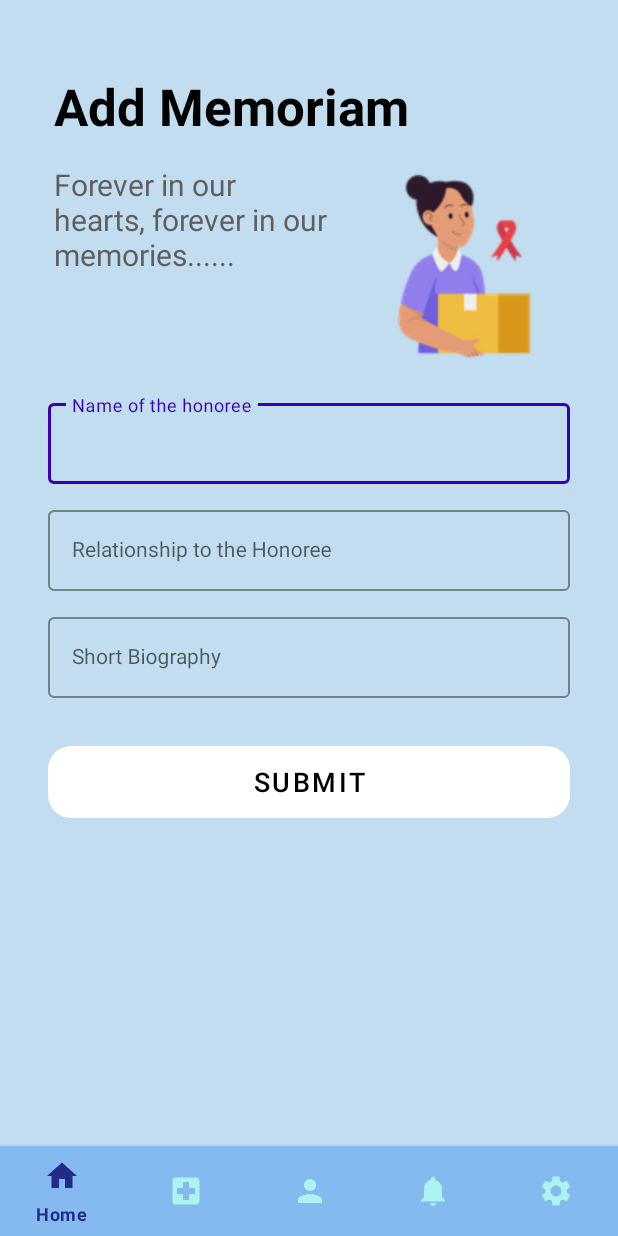
After one commit to YasiraBanuka/DonateMate, an Android app: the AddMemoriam screen opened directly, with no data from a screen before it, on a phone screen of 412 x 824 dp. The commit adds this screen. Run offline under Robolectric (Android 15) with nearby library versions, the phone set to English and light mode, and no system bars; our stand-ins replace Firebase (no records; nobody signed in at launch, a user with empty details on screens opened directly); Roboto replaces fonts that are not available here.

Commit message:
create, retrieve done

```diff
--- a/app/build.gradle
+++ b/app/build.gradle
@@ -46,6 +46,7 @@ dependencies {
     implementation 'com.google.firebase:firebase-database-ktx:20.1.0'
     implementation 'com.google.firebase:firebase-database:20.0.4'
     implementation 'com.google.firebase:firebase-firestore-ktx:24.4.4'
+    implementation 'androidx.core:core-ktx:+'
     testImplementation 'junit:junit:4.13.2'
     androidTestImplementation 'androidx.test.ext:junit:1.1.5'
     androidTestImplementation 'androidx.test.espresso:espresso-core:3.5.1'
--- /dev/null
+++ b/app/src/main/java/com/example/donatemate/AddMemoriam.kt
@@ -0,0 +1,49 @@
+package com.example.donatemate
+
+import androidx.appcompat.app.AppCompatActivity
+import android.os.Bundle
+import android.widget.Toast
+import com.example.donatemate.databinding.ActivityAddMemoriamBinding
+import com.example.donatemate.model.MemoriamData
+import com.google.firebase.database.DatabaseReference
+import com.google.firebase.database.FirebaseDatabase
+
+class AddMemoriam : AppCompatActivity() {
+
+    private lateinit var binding: ActivityAddMemoriamBinding
+    private lateinit var databaseReference: DatabaseReference
+
+    override fun onCreate(savedInstanceState: Bundle?) {
+        super.onCreate(savedInstanceState)
+        binding = ActivityAddMemoriamBinding.inflate(layoutInflater)
+        setContentView(binding.root)
+
+        binding.submitBtn.setOnClickListener {
+            val name = binding.hName.text.toString().trim()
+            val relationship = binding.hRelationship.text.toString().trim()
+            val bio = binding.hBio.text.toString().trim()
+
+            // Check if any input field is empty
+            if (name.isEmpty() || relationship.isEmpty() || bio.isEmpty()) {
+                Toast.makeText(this, "Please fill all the fields", Toast.LENGTH_LONG).show()
+                return@setOnClickListener
+            }
+
+            databaseReference = FirebaseDatabase.getInstance().getReference("Memoriam")
+            val id = databaseReference.push().key // generate a unique id for the medicine
+            val memo = MemoriamData(id!!, name, relationship, bio) // create a new medicine with the generated id
+
+            // add the new medicine to the database
+            databaseReference.child(id).setValue(memo).addOnSuccessListener {
+                binding.hName.text?.clear()
+                binding.hRelationship.text?.clear()
+                binding.hBio.text?.clear()
+
+                Toast.makeText(this, "Data inserted Successfully", Toast.LENGTH_LONG).show()
+
+            }.addOnFailureListener {
+                Toast.makeText(this, "Something went wrong!!", Toast.LENGTH_LONG).show()
+            }
+        }
+    }
+}
--- a/app/src/main/java/com/example/donatemate/SignInActivity.kt
+++ b/app/src/main/java/com/example/donatemate/SignInActivity.kt
@@ -24,6 +24,7 @@ class SignInActivity : AppCompatActivity() {
         binding.textView.setOnClickListener {
 
             val intent = Intent(this, SignUpActivity::class.java)
+//            val intent = Intent(this, AddMemoriam::class.java)
 
             startActivity(intent)
         }
--- /dev/null
+++ b/app/src/main/res/layout/activity_add_memoriam.xml
@@ -0,0 +1,165 @@
+<?xml version="1.0" encoding="utf-8"?>
+<androidx.constraintlayout.widget.ConstraintLayout
+    xmlns:android="http://schemas.android.com/apk/res/android"
+    xmlns:app="http://schemas.android.com/apk/res-auto"
+    xmlns:tools="http://schemas.android.com/tools"
+    android:layout_width="match_parent"
+    android:layout_height="match_parent"
+    android:background="#C1DDEF"
+    tools:context=".AddMemoriam">
+
+
+    <TextView
+        android:id="@+id/txt_addAv_title_1"
+        android:layout_width="wrap_content"
+        android:layout_height="wrap_content"
+        android:layout_marginStart="16dp"
+        android:layout_marginTop="48dp"
+        android:text="Add Memoriam"
+        android:textColor="@color/black"
+        android:textSize="34sp"
+        android:textStyle="bold"
+        app:layout_constraintEnd_toEndOf="parent"
+        app:layout_constraintHorizontal_bias="0.127"
+        app:layout_constraintStart_toStartOf="parent"
+        app:layout_constraintTop_toTopOf="parent" />
+
+    <TextView
+        android:id="@+id/txt_addAv_tagline"
+        android:layout_width="189dp"
+        android:layout_height="wrap_content"
+        android:layout_marginTop="16dp"
+        android:text="Forever in our hearts, forever in our memories......"
+        android:textColor="#605E5E"
+        android:textSize="20sp"
+        app:layout_constraintStart_toStartOf="@+id/txt_addAv_title_1"
+        app:layout_constraintTop_toBottomOf="@+id/txt_addAv_title_1" />
+
+    <ImageView
+        android:id="@+id/img_addAv"
+        android:layout_width="141dp"
+        android:layout_height="138dp"
+        android:layout_marginTop="108dp"
+        android:layout_marginEnd="32dp"
+        app:layout_constraintEnd_toEndOf="parent"
+        app:layout_constraintTop_toTopOf="parent"
+        app:srcCompat="@drawable/donation" />
+
+    <com.google.android.material.textfield.TextInputLayout
+        android:id="@+id/mWeightLayout"
+        style="@style/LoginTextInputOuterFieldStyle"
+        android:layout_width="match_parent"
+        android:layout_height="wrap_content"
+        android:layout_marginHorizontal="6dp"
+        android:layout_marginStart="32dp"
+        android:layout_marginTop="80dp"
+        android:layout_marginEnd="32dp"
+        app:boxStrokeColor="@color/purple_700"
+        app:hintTextColor="@color/purple_700"
+        app:layout_constraintEnd_toEndOf="parent"
+        app:layout_constraintStart_toStartOf="parent"
+        app:layout_constraintTop_toBottomOf="@+id/txt_addAv_tagline">
+
+        <com.google.android.material.textfield.TextInputEditText
+            android:id="@+id/hName"
+            style="@style/LoginTextInputInnerFieldStyle"
+            android:layout_width="match_parent"
+            android:layout_height="wrap_content"
+            android:hint="Name of the honoree"
+            android:inputType="text" />
+    </com.google.android.material.textfield.TextInputLayout>
+
+    <com.google.android.material.textfield.TextInputLayout
+        android:id="@+id/mQtyLayout"
+        style="@style/LoginTextInputOuterFieldStyle"
+        android:layout_width="match_parent"
+        android:layout_height="wrap_content"
+        android:layout_marginHorizontal="6dp"
+        android:layout_marginStart="32dp"
+        android:layout_marginTop="12dp"
+        android:layout_marginEnd="32dp"
+        app:boxStrokeColor="@color/purple_700"
+        app:hintTextColor="@color/purple_700"
+        app:layout_constraintEnd_toEndOf="@+id/mWeightLayout"
+        app:layout_constraintStart_toStartOf="@+id/mWeightLayout"
+        app:layout_constraintTop_toBottomOf="@+id/mWeightLayout">
+
+        <com.google.android.material.textfield.TextInputEditText
+            android:id="@+id/hRelationship"
+            style="@style/LoginTextInputInnerFieldStyle"
+            android:layout_width="match_parent"
+            android:layout_height="wrap_content"
+            android:hint="Relationship to the Honoree"
+            android:inputType="text" />
+    </com.google.android.material.textfield.TextInputLayout>
+
+    <com.google.android.material.textfield.TextInputLayout
+        android:id="@+id/mDescLayout"
+        style="@style/LoginTextInputOuterFieldStyle"
+        android:layout_width="match_parent"
+        android:layout_height="wrap_content"
+        android:layout_marginHorizontal="6dp"
+        android:layout_marginStart="32dp"
+        android:layout_marginTop="12dp"
+        android:layout_marginEnd="32dp"
+        app:boxStrokeColor="@color/purple_700"
+        app:hintTextColor="@color/purple_700"
+        app:layout_constraintEnd_toEndOf="@+id/mQtyLayout"
+        app:layout_constraintStart_toStartOf="@+id/mQtyLayout"
+        app:layout_constraintTop_toBottomOf="@+id/mQtyLayout">
+
+        <com.google.android.material.textfield.TextInputEditText
+            android:id="@+id/hBio"
+            style="@style/LoginTextInputInnerFieldStyle"
+            android:layout_width="match_parent"
+            android:layout_height="wrap_content"
+            android:hint="Short Biography"
+            android:inputType="text" />
+
+    </com.google.android.material.textfield.TextInputLayout>
+
+    <androidx.constraintlayout.widget.ConstraintLayout
+        android:id="@+id/CL_addAv_submit_btn"
+        android:layout_width="match_parent"
+        android:layout_height="48dp"
+        android:layout_marginStart="32dp"
+        android:layout_marginTop="32dp"
+        android:layout_marginEnd="32dp"
+        android:background="@drawable/add_available_background_btn1"
+        app:layout_constraintEnd_toEndOf="parent"
+        app:layout_constraintStart_toStartOf="parent"
+        app:layout_constraintTop_toBottomOf="@+id/mDescLayout">
+
+        <Button
+            android:id="@+id/submitBtn"
+            android:layout_width="wrap_content"
+            android:layout_height="wrap_content"
+            android:layout_marginStart="16dp"
+            android:layout_marginEnd="16dp"
+            android:background="@android:color/transparent"
+            android:text="Submit"
+            android:textColor="@color/black"
+            android:textSize="18sp"
+            app:cornerRadius="20dp"
+            app:layout_constraintBottom_toBottomOf="parent"
+            app:layout_constraintEnd_toEndOf="parent"
+            app:layout_constraintStart_toStartOf="parent"
+            app:layout_constraintTop_toTopOf="parent" />
+
+    </androidx.constraintlayout.widget.ConstraintLayout>
+
+    <com.google.android.material.bottomnavigation.BottomNavigationView
+        android:id="@+id/BottumNavigationView"
+        android:layout_width="0dp"
+        android:layout_height="60dp"
+        android:background="@color/bottom_nav_background"
+        app:itemIconTint="@drawable/bottom_nav_colors"
+        app:itemTextColor="@drawable/bottom_nav_colors"
+        app:layout_constraintBottom_toBottomOf="parent"
+        app:layout_constraintEnd_toEndOf="parent"
+        app:layout_constraintHorizontal_bias="0.0"
+        app:layout_constraintStart_toStartOf="parent"
+
+        app:menu="@menu/bottum_nav_menu" />
+
+</androidx.constraintlayout.widget.ConstraintLayout>
```
Also changed, not shown: app/src/main/AndroidManifest.xml (+28 -1 lines), app/src/main/java/com/example/donatemate/SummaryMemoriam.kt (added, +46 -0 lines), app/src/main/java/com/example/donatemate/UpdateMemoriam.kt (added, +11 -0 lines), app/src/main/java/com/example/donatemate/model/MemoriamAdapter.kt (added, +52 -0 lines), app/src/main/java/com/example/donatemate/model/MemoriamData.kt (added, +8 -0 lines), app/src/main/res/layout/activity_summary_memoriam.xml (added, +72 -0 lines), app/src/main/res/layout/activity_update_memoriam.xml (added, +165 -0 lines), app/src/main/res/layout/summary_item.xml (added, +103 -0 lines), build.gradle (+7 -0 lines), app/src/main/res/drawable/donation.png (added), app/src/main/res/drawable/memorial.png (added).
